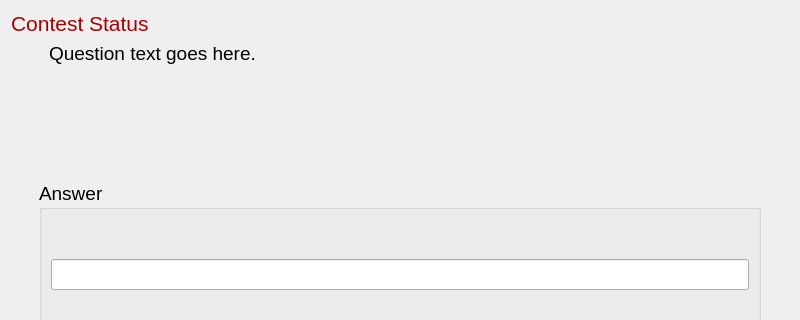
Qt form src/client/finalsIdent.ui (trigger-happy/Cerberus) before a commit; both pictures show x 0 to 800 and y 0 to 320 of the 800 by 550 pixel window.
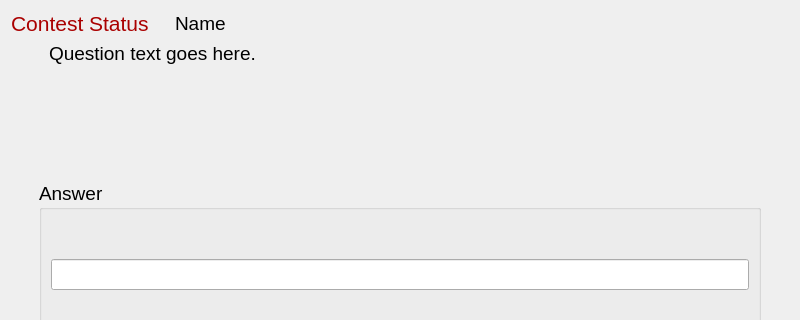
The same form after that commit.

Commit message: Dialogs now display username.

What changed in the file:
```diff
--- a/src/client/finalsIdent.ui
+++ b/src/client/finalsIdent.ui
@@ -15,7 +15,15 @@
   </property>
   <layout class="QGridLayout" name="gridLayout">
    <item row="0" column="0">
+    <layout class="QHBoxLayout" name="horizontalLayout">
+     <item>
     <widget class="QLabel" name="status_lbl">
+       <property name="sizePolicy">
+        <sizepolicy hsizetype="Fixed" vsizetype="Preferred">
+         <horstretch>0</horstretch>
+         <verstretch>0</verstretch>
+        </sizepolicy>
+       </property>
      <property name="palette">
       <palette>
        <active>
@@ -63,7 +71,35 @@
      </property>
     </widget>
    </item>
-   <item row="0" column="2">
+     <item>
+      <spacer name="horizontalSpacer">
+       <property name="orientation">
+        <enum>Qt::Horizontal</enum>
+       </property>
+       <property name="sizeType">
+        <enum>QSizePolicy::Fixed</enum>
+       </property>
+       <property name="sizeHint" stdset="0">
+        <size>
+         <width>20</width>
+         <height>10</height>
+        </size>
+       </property>
+      </spacer>
+     </item>
+     <item>
+      <widget class="QLabel" name="name_lbl">
+       <property name="font">
+        <font>
+         <pointsize>14</pointsize>
+        </font>
+       </property>
+       <property name="text">
+        <string>Name</string>
+       </property>
+      </widget>
+     </item>
+     <item>
     <widget class="QLabel" name="time_lbl">
      <property name="sizePolicy">
       <sizepolicy hsizetype="Fixed" vsizetype="Preferred">
@@ -81,7 +117,9 @@
      </property>
     </widget>
    </item>
-   <item row="1" column="0" colspan="3">
+    </layout>
+   </item>
+   <item row="1" column="0">
     <layout class="QHBoxLayout" name="horizontalLayout_5">
      <item>
       <spacer name="horizontalSpacer_6">
@@ -113,7 +151,7 @@
      </item>
     </layout>
    </item>
-   <item row="2" column="0" colspan="3">
+   <item row="2" column="0">
     <spacer name="verticalSpacer_3">
      <property name="orientation">
       <enum>Qt::Vertical</enum>
@@ -216,7 +254,7 @@
      </item>
     </layout>
    </item>
-   <item row="4" column="0" colspan="3">
+   <item row="4" column="0">
     <spacer name="verticalSpacer">
      <property name="orientation">
       <enum>Qt::Vertical</enum>
```
Left out of the diff: 4 changed lines with no effect on the pictures. Lines whose indentation alone changed are shown as unchanged. The commit also changes 5 other files.
